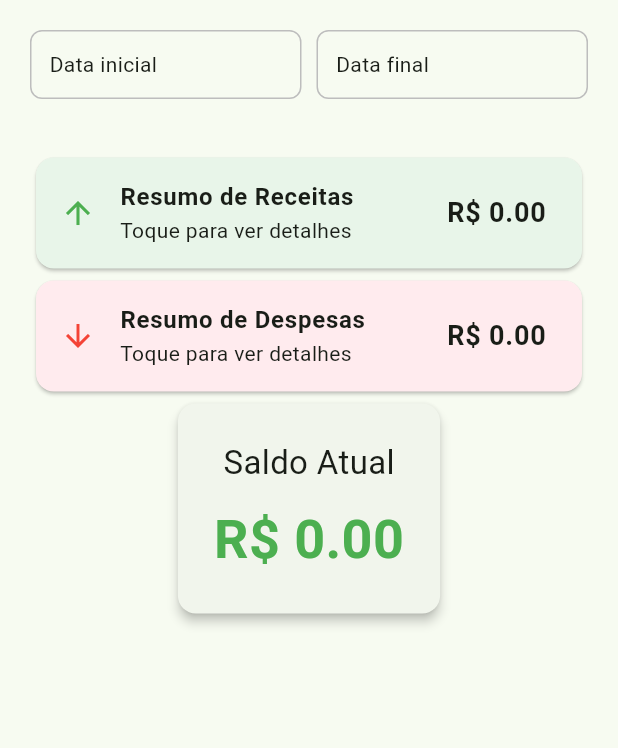
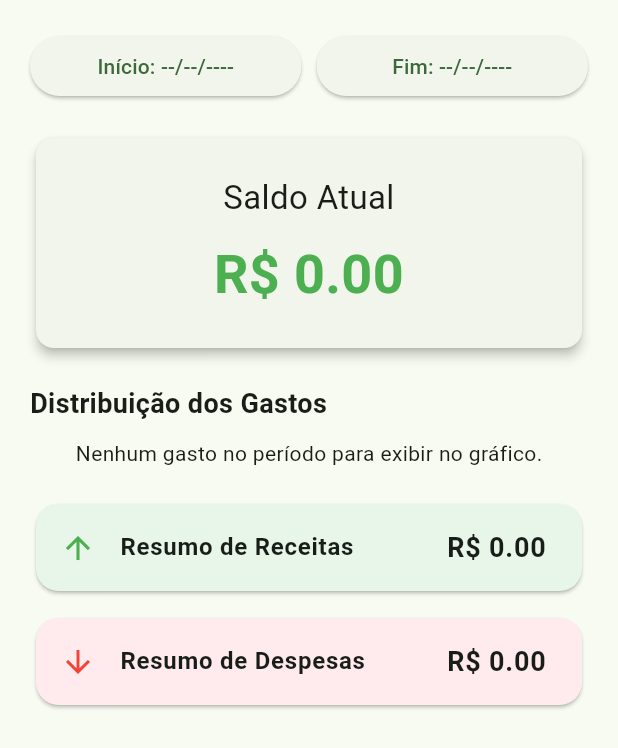
Before and after one commit to Lucas-Passos/saldo_positivo, a Flutter app: the ResultadoScreen screen opened directly, on a phone screen of 412 x 824 dp. Shown: the top 748 px of the screen. Run offline on Flutter 3.47's test engine with Material 3 defaults, Android fonts, the phone set to English and light mode, and no system bars; our stand-ins replace fl_chart, hive, hive_flutter; accounts and stored records are empty.

Commit message:
feat: Refactor app structure to improve Hive integration, add filtering and visualization features, and enhance UI components

```diff
--- a/lib/screens/despesa_screen.dart
+++ b/lib/screens/despesa_screen.dart
@@ -2,7 +2,6 @@ import 'package:flutter/material.dart';
 import 'package:hive_flutter/hive_flutter.dart';
 import 'package:saldo_positivo/widgets/form_despesa.dart';
 import '../models/despesa.dart';
-// Acessando Hive Box diretamente, HiveDataSource não é necessário aqui.
 
 class DespesaScreen extends StatefulWidget {
   const DespesaScreen({super.key});
@@ -33,7 +32,6 @@ class _DespesaScreenState extends State<DespesaScreen> {
             const FormDespesa(),
             const SizedBox(height: 20),
 
-            // 🌟 CORREÇÃO DO ERRO: ValueListenableBuilder ENVOLVIDO POR Expanded
             Expanded(
               child: ValueListenableBuilder(
                 valueListenable: despesasBox.listenable(),
--- a/lib/screens/resultado_screen.dart
+++ b/lib/screens/resultado_screen.dart
@@ -1,12 +1,16 @@
 import 'package:flutter/material.dart';
 import 'package:hive_flutter/hive_flutter.dart';
+
 import '../datasource/hive_datasource.dart';
 import '../models/receita.dart';
 import '../models/despesa.dart';
+import '../models/resultado.dart';
+
 import '../widgets/saldo_card.dart';
 import '../widgets/date_filter.dart';
 import '../widgets/clear_filter.dart';
-import '../models/resultado.dart';
+import '../widgets/pizza_gastos.dart';
+import '../utils/category_colors.dart';
 
 class ResultadoScreen extends StatefulWidget {
   const ResultadoScreen({super.key});
@@ -21,134 +25,132 @@ class _ResultadoScreenState extends State<ResultadoScreen> {
   DateTime? dataInicial;
   DateTime? dataFinal;
 
-  // 1. LÓGICA DE AGRUPAMENTO
-  Map<String, double> agruparPorCategoria(List<dynamic> itens) {
+  // AGRUPA RECEITAS OU DESPESAS POR CATEGORIA
+  Map<String, double> _agruparPorCategoria(List<dynamic> itens) {
     final Map<String, double> mapa = {};
 
     for (var item in itens) {
-      final categoria = item.categoria;
-      final valor = item.valor;
-
-      mapa[categoria] = (mapa[categoria] ?? 0) + valor;
+      mapa[item.categoria] = (mapa[item.categoria] ?? 0) + item.valor;
     }
 
     return mapa;
   }
 
-  bool _filtrarPorPeriodo(dynamic item) {
-    if (dataInicial != null && item.data.isBefore(dataInicial!)) {
-      return false;
-    }
-
-    if (dataFinal != null && item.data.isAfter(dataFinal!)) {
-      return false;
-    }
+  // FILTRO DE DATA
+  bool _filtrarPeriodo(dynamic item) {
+    if (dataInicial != null && item.data.isBefore(dataInicial!)) return false;
+    if (dataFinal != null && item.data.isAfter(dataFinal!)) return false;
     return true;
   }
 
-  ResultadosFinanceiros _calcularResultadosFiltrados(
+  // RESULTADOS FILTRADOS
+  ResultadosFinanceiros _calcularResultados(
     List<Receita> receitas,
     List<Despesa> despesas,
   ) {
-    final receitasFiltradas = receitas.where(_filtrarPorPeriodo).toList();
-    final despesasFiltradas = despesas.where(_filtrarPorPeriodo).toList();
+    final receitasFiltradas = receitas.where(_filtrarPeriodo).toList();
+    final despesasFiltradas = despesas.where(_filtrarPeriodo).toList();
 
-    // 🔹 SOMA DOS VALORES FILTRADOS
     final totalReceitas = receitasFiltradas.fold(
       0.0,
       (sum, r) => sum + r.valor,
     );
-
     final totalDespesas = despesasFiltradas.fold(
       0.0,
       (sum, d) => sum + d.valor,
     );
-
-    final saldo = totalReceitas - totalDespesas;
 
     return ResultadosFinanceiros(
       receitasFiltradas: receitasFiltradas,
       despesasFiltradas: despesasFiltradas,
       totalReceitas: totalReceitas,
       totalDespesas: totalDespesas,
-      saldo: saldo,
+      saldo: totalReceitas - totalDespesas,
     );
   }
 
-  Widget _buildExpansionCard({
+  // PORCENTAGEM DOS GASTOS PARA O GRÁFICO
+  Map<String, double> _calcularPorcentagens(List<Despesa> despesas) {
+    final total = despesas.fold(0.0, (s, d) => s + d.valor);
+
+    if (total == 0) return {};
+
+    final Map<String, double> mapa = {};
+    for (var d in despesas) {
+      mapa[d.categoria] = (mapa[d.categoria] ?? 0) + d.valor;
+    }
+
+    mapa.updateAll((key, value) => (value / total) * 100);
+    return mapa;
+  }
+
+  // CARD EXPANSÍVEL COM CATEGORIAS
+  Widget _buildResumoCard({
     required Color color,
     required IconData icon,
     required String title,
     required double total,
     required List<dynamic> itens,
-    required String subtitleText,
   }) {
-    // 1. Agrupar as categorias
-    final categoriasAgrupadas = agruparPorCategoria(itens);
-
-    // 2. Mapear as categorias para ListTiles
-    final listaDeCategorias = categoriasAgrupadas.entries.map((e) {
-      return ListTile(
-        contentPadding: const EdgeInsets.only(left: 35, right: 20), // Recuo
-        title: Text(e.key),
-        trailing: Text(
-          "R\$ ${e.value.toStringAsFixed(2)}",
-          style: const TextStyle(fontWeight: FontWeight.bold),
-        ),
-      );
-    }).toList();
+    final categoriasAgrupadas = _agruparPorCategoria(itens);
 
     return Card(
       color: color,
+      shape: RoundedRectangleBorder(borderRadius: BorderRadius.circular(15)),
       child: ExpansionTile(
         leading: Icon(
           icon,
-          color: color == Colors.green.shade50 ? Colors.green : Colors.red,
+          color: icon == Icons.arrow_upward ? Colors.green : Colors.red,
         ),
         title: Text(title, style: const TextStyle(fontWeight: FontWeight.bold)),
-        subtitle: Text(subtitleText), // Exibe o total como subtítulo
         trailing: Text(
           "R\$ ${total.toStringAsFixed(2)}",
           style: const TextStyle(fontSize: 18, fontWeight: FontWeight.bold),
         ),
-        children: listaDeCategorias.isEmpty
-            ? [
-                const Padding(
-                  padding: EdgeInsets.all(15),
-                  child: Text("Nenhuma transação encontrada no período."),
-                ),
-              ]
-            : listaDeCategorias,
+        children: categoriasAgrupadas.entries.map((e) {
+          final color = CategoryColors.getColor(e.key);
+
+          return ListTile(
+            contentPadding: const EdgeInsets.only(left: 30, right: 20),
+            leading: CircleAvatar(backgroundColor: color, radius: 8),
+            title: Text(e.key),
+            trailing: Text(
+              "R\$ ${e.value.toStringAsFixed(2)}",
+              style: const TextStyle(fontWeight: FontWeight.bold),
+            ),
+          );
+        }).toList(),
       ),
     );
   }
 
   @override
   Widget build(BuildContext context) {
-    final receitaBox = Hive.box<Receita>('receitas');
-    final despesaBox = Hive.box<Despesa>('despesas');
+    final receitasBox = Hive.box<Receita>('receitas');
+    final despesasBox = Hive.box<Despesa>('despesas');
 
     return Scaffold(
       body: ValueListenableBuilder(
-        valueListenable: receitaBox.listenable(),
+        valueListenable: receitasBox.listenable(),
         builder: (context, _, __) {
           return ValueListenableBuilder(
-            valueListenable: despesaBox.listenable(),
+            valueListenable: despesasBox.listenable(),
             builder: (context, _, __) {
-              final receitas = receitaBox.values.toList();
-              final despesas = despesaBox.values.toList();
+              final receitas = receitasBox.values.toList();
+              final despesas = despesasBox.values.toList();
 
-              // 🌟 Chamada da função de cálculo
-              final resultados = _calcularResultadosFiltrados(
-                receitas,
-                despesas,
+              final resultados = _calcularResultados(receitas, despesas);
+
+              final porcentagensGastos = _calcularPorcentagens(
+                resultados.despesasFiltradas,
               );
 
-              return Padding(
+              return SingleChildScrollView(
                 padding: const EdgeInsets.all(20),
                 child: Column(
+                  crossAxisAlignment: CrossAxisAlignment.start,
                   children: [
-                    // 🔹 FILTRO DE DATA
+                    // ======= FILTRO DE DATAS =======
                     DateFilter(
                       dataInicial: dataInicial,
                       dataFinal: dataFinal,
@@ -159,10 +161,9 @@ class _ResultadoScreenState extends State<ResultadoScreen> {
                         setState(() => dataFinal = d);
                       },
                     ),
-                    const SizedBox(height: 25),
 
-                    // 🧹 BOTÃO LIMPAR FILTROS
                     if (dataInicial != null || dataFinal != null) ...[
+                      const SizedBox(height: 10),
                       ClearFilterButton(
                         onClear: () {
                           setState(() {
@@ -171,32 +172,49 @@ class _ResultadoScreenState extends State<ResultadoScreen> {
                           });
                         },
                       ),
-                      const SizedBox(height: 10),
                     ],
 
+                    const SizedBox(height: 20),
+
+                    // ======= SALDO =======
+                    SaldoCard(saldo: resultados.saldo),
+
+                    const SizedBox(height: 20),
+
+                    // ======= GRÁFICO DE PIZZA =======
+                    const Text(
+                      "Distribuição dos Gastos",
+                      style: TextStyle(
+                        fontSize: 18,
+                        fontWeight: FontWeight.bold,
+                      ),
+                    ),
                     const SizedBox(height: 10),
+                    PizzaGastos(porcentagens: porcentagensGastos),
 
-                    // 🟩 CARD TOTAL RECEITAS FILTRADAS
-                    _buildExpansionCard(
+                    const SizedBox(height: 20),
+
+                    // ======= RESUMO RECEITAS =======
+                    _buildResumoCard(
                       color: Colors.green.shade50,
                       icon: Icons.arrow_upward,
-                      title: "Resumo de Receitas ",
-                      subtitleText: "Toque para ver detalhes",
+                      title: "Resumo de Receitas",
                       total: resultados.totalReceitas,
                       itens: resultados.receitasFiltradas,
                     ),
 
-                    // 🟥 CARD TOTAL DESPESAS FILTRADAS
-                    _buildExpansionCard(
+                    const SizedBox(height: 10),
+
+                    // ======= RESUMO DESPESAS =======
+                    _buildResumoCard(
                       color: Colors.red.shade50,
                       icon: Icons.arrow_downward,
-                      title: "Resumo de Despesas ",
-                      subtitleText: "Toque para ver detalhes",
+                      title: "Resumo de Despesas",
                       total: resultados.totalDespesas,
                       itens: resultados.despesasFiltradas,
                     ),
-                    // 🟦 SALDO NO PERÍODO
-                    SaldoCard(saldo: resultados.saldo),
+
+                    const SizedBox(height: 20),
                   ],
                 ),
               );
--- /dev/null
+++ b/lib/utils/category_colors.dart
@@ -0,0 +1,51 @@
+import 'package:flutter/material.dart';
+
+class CategoryColors {
+  // 🎨 MAPA DE CORES FIXAS
+  // Ajuste as chaves (Strings) abaixo para serem IDÊNTICAS às suas categorias no Hive.
+  static final Map<String, Color> _fixedColors = {
+    // Essenciais / Urgentes
+    'Alimentação': Color(0xFFFF7043), // Laranja Queimado (Comida/Atenção)
+    'Saúde': Color(0xFF26A69A), // Verde Teal (Bem-estar/Médico)
+    'Moradia': Color(0xFF5C6BC0), // Índigo (Estabilidade/Casa)
+    // Movimento / Serviços
+    'Transporte': Color(0xFF42A5F5), // Azul (Movimento/Veículo)
+    'Educação': Color(0xFFFFA726), // Âmbar/Amarelo (Conhecimento)
+    // Estilo de Vida / Outros
+    'Lazer': Color(0xFFAB47BC), // Roxo (Diversão/Criatividade)
+    'Outros': Color(0xFF78909C), // Cinza Azulado (Neutro)
+  };
+
+  /// Retorna a cor associada à categoria.
+  static Color getColor(String category) {
+    // 1. Verifica se existe no mapa fixo (correspondência exata)
+    if (_fixedColors.containsKey(category)) {
+      return _fixedColors[category]!;
+    }
+
+    // 2. Tenta verificar removendo espaços ou capitalização (opcional, para segurança)
+    // Ex: "alimentação" vs "Alimentação"
+    final keyCaseInsensitive = _fixedColors.keys.firstWhere(
+      (k) => k.toLowerCase() == category.toLowerCase(),
+      orElse: () => '',
+    );
+
+    if (keyCaseInsensitive.isNotEmpty) {
+      return _fixedColors[keyCaseInsensitive]!;
+    }
+
+    // 3. Fallback: Se criar uma categoria nova no futuro que não está no mapa,
+    // gera uma cor automática vibrante para não quebrar o app.
+    return _generateFallbackColor(category);
+  }
+
+  /// Gerador de cor de segurança (caso apareça uma categoria desconhecida)
+  static Color _generateFallbackColor(String category) {
+    final hash = category.hashCode;
+    const double goldenRatioConjugate = 0.61803398875;
+    final double hue = (hash * goldenRatioConjugate) % 1.0;
+
+    final hslColor = HSLColor.fromAHSL(1.0, hue * 360.0, 0.6, 0.6);
+    return Color(hslColor.toColor().value);
+  }
+}
--- a/lib/widgets/date_filter.dart
+++ b/lib/widgets/date_filter.dart
@@ -3,32 +3,37 @@ import 'package:flutter/material.dart';
 class DateFilter extends StatelessWidget {
   final DateTime? dataInicial;
   final DateTime? dataFinal;
-  final void Function(DateTime) onSelectDataInicial;
-  final void Function(DateTime) onSelectDataFinal;
+  final void Function(DateTime?) onSelectDataInicial;
+  final void Function(DateTime?) onSelectDataFinal;
 
   const DateFilter({
     super.key,
-    this.dataInicial,
-    this.dataFinal,
+    required this.dataInicial,
+    required this.dataFinal,
     required this.onSelectDataInicial,
     required this.onSelectDataFinal,
   });
 
-  Future<void> _pickDate({
+  Future<void> _selecionarData({
     required BuildContext context,
-    required DateTime? dataAtual,
-    required void Function(DateTime) onSelected,
+    required DateTime? atual,
+    required void Function(DateTime?) onSelect,
   }) async {
-    final result = await showDatePicker(
+    final novaData = await showDatePicker(
       context: context,
-      initialDate: dataAtual ?? DateTime.now(),
+      initialDate: atual ?? DateTime.now(),
       firstDate: DateTime(2000),
       lastDate: DateTime(2100),
     );
 
-    if (result != null) {
-      onSelected(result);
-    }
+    if (novaData != null) onSelect(novaData);
+  }
+
+  String _formatar(DateTime? dt) {
+    if (dt == null) return "--/--/----";
+    return "${dt.day.toString().padLeft(2, '0')}/"
+        "${dt.month.toString().padLeft(2, '0')}/"
+        "${dt.year}";
   }
 
   @override
@@ -36,46 +41,24 @@ class DateFilter extends StatelessWidget {
     return Row(
       children: [
         Expanded(
-          child: GestureDetector(
-            onTap: () => _pickDate(
+          child: ElevatedButton(
+            onPressed: () => _selecionarData(
               context: context,
-              dataAtual: dataInicial,
-              onSelected: onSelectDataInicial,
+              atual: dataInicial,
+              onSelect: onSelectDataInicial,
             ),
-            child: Container(
-              padding: const EdgeInsets.all(12),
-              decoration: BoxDecoration(
-                border: Border.all(color: Colors.grey.shade400),
-                borderRadius: BorderRadius.circular(8),
-              ),
-              child: Text(
-                dataInicial == null
-                    ? "Data inicial"
-                    : "De: ${dataInicial!.day}/${dataInicial!.month}/${dataInicial!.year}",
-              ),
-            ),
+            child: Text("Início: ${_formatar(dataInicial)}"),
           ),
         ),
         const SizedBox(width: 10),
         Expanded(
-          child: GestureDetector(
-            onTap: () => _pickDate(
+          child: ElevatedButton(
+            onPressed: () => _selecionarData(
               context: context,
-              dataAtual: dataFinal,
-              onSelected: onSelectDataFinal,
+              atual: dataFinal,
+              onSelect: onSelectDataFinal,
             ),
-            child: Container(
-              padding: const EdgeInsets.all(12),
-              decoration: BoxDecoration(
-                border: Border.all(color: Colors.grey.shade400),
-                borderRadius: BorderRadius.circular(8),
-              ),
-              child: Text(
-                dataFinal == null
-                    ? "Data final"
-                    : "Até: ${dataFinal!.day}/${dataFinal!.month}/${dataFinal!.year}",
-              ),
-            ),
+            child: Text("Fim: ${_formatar(dataFinal)}"),
           ),
         ),
       ],
--- /dev/null
+++ b/lib/widgets/pizza_gastos.dart
@@ -0,0 +1,50 @@
+import 'package:flutter/material.dart';
+import 'package:fl_chart/fl_chart.dart';
+import '../utils/category_colors.dart';
+
+class PizzaGastos extends StatelessWidget {
+  final Map<String, double> porcentagens;
+
+  const PizzaGastos({super.key, required this.porcentagens});
+
+  @override
+  Widget build(BuildContext context) {
+    if (porcentagens.isEmpty) {
+      return const Center(
+        child: Text("Nenhum gasto no período para exibir no gráfico."),
+      );
+    }
+
+    return SizedBox(
+      height: 260,
+      child: PieChart(
+        // 1. Adicione esta chave para forçar o Flutter a identificar mudanças
+        key: ValueKey(porcentagens.keys.toString()),
+
+        // 2. Desativa a animação para evitar o erro de cor preta na transição
+        swapAnimationDuration: Duration.zero,
+
+        PieChartData(
+          sectionsSpace: 4,
+          centerSpaceRadius: 40,
+          sections: porcentagens.entries.map((entry) {
+            final color = CategoryColors.getColor(entry.key);
+
+            return PieChartSectionData(
+              color: color,
+              value: entry.value,
+              title: "${entry.value.toStringAsFixed(1)}%",
+              titleStyle: const TextStyle(
+                fontSize: 13,
+                fontWeight: FontWeight.bold,
+                color: Colors.white,
+                shadows: [Shadow(color: Colors.black45, blurRadius: 2)],
+              ),
+              radius: 60,
+            );
+          }).toList(),
+        ),
+      ),
+    );
+  }
+}
--- a/lib/widgets/saldo_card.dart
+++ b/lib/widgets/saldo_card.dart
@@ -1,3 +1,4 @@
+// saldo_card.dart
 import 'package:flutter/material.dart';
 
 class SaldoCard extends StatelessWidget {
@@ -8,12 +9,21 @@ class SaldoCard extends StatelessWidget {
   Widget build(BuildContext context) {
     return Card(
       elevation: 3,
+      // 🌟 Centraliza horizontalmente o SaldoCard na tela,
+      // fazendo-o ocupar toda a largura disponível.
       child: Padding(
         padding: const EdgeInsets.all(24),
         child: Column(
+          // 💡 ALTERAÇÃO 1: Fazer o Column esticar a largura máxima.
+          crossAxisAlignment: CrossAxisAlignment.stretch,
+          // 💡 ALTERAÇÃO 2: Garantir que a coluna só ocupe o espaço necessário verticalmente.
           mainAxisSize: MainAxisSize.min,
           children: [
-            const Text('Saldo Atual', style: TextStyle(fontSize: 22)),
+            const Text(
+              'Saldo Atual',
+              style: TextStyle(fontSize: 22),
+              textAlign: TextAlign.center,
+            ), // 💡 ALTERAÇÃO 3: Centraliza o texto
             const SizedBox(height: 10),
             Text(
               'R\$ ${saldo.toStringAsFixed(2)}',
@@ -22,6 +32,7 @@ class SaldoCard extends StatelessWidget {
                 color: saldo >= 0 ? Colors.green : Colors.red,
                 fontWeight: FontWeight.bold,
               ),
+              textAlign: TextAlign.center, // 💡 ALTERAÇÃO 4: Centraliza o texto
             ),
           ],
         ),
--- a/pubspec.yaml
+++ b/pubspec.yaml
@@ -34,6 +34,7 @@ dependencies:
   hive_flutter: ^1.1.0
   provider: ^6.1.2
   intl: ^0.19.0
+  fl_chart: ^0.66.0
 
 
   # The following adds the Cupertino Icons font to your application.
```
Also changed, not shown: lib/main.dart (+17 -7 lines), lib/widgets/clear_filter.dart (+5 -3 lines), pubspec.lock.
